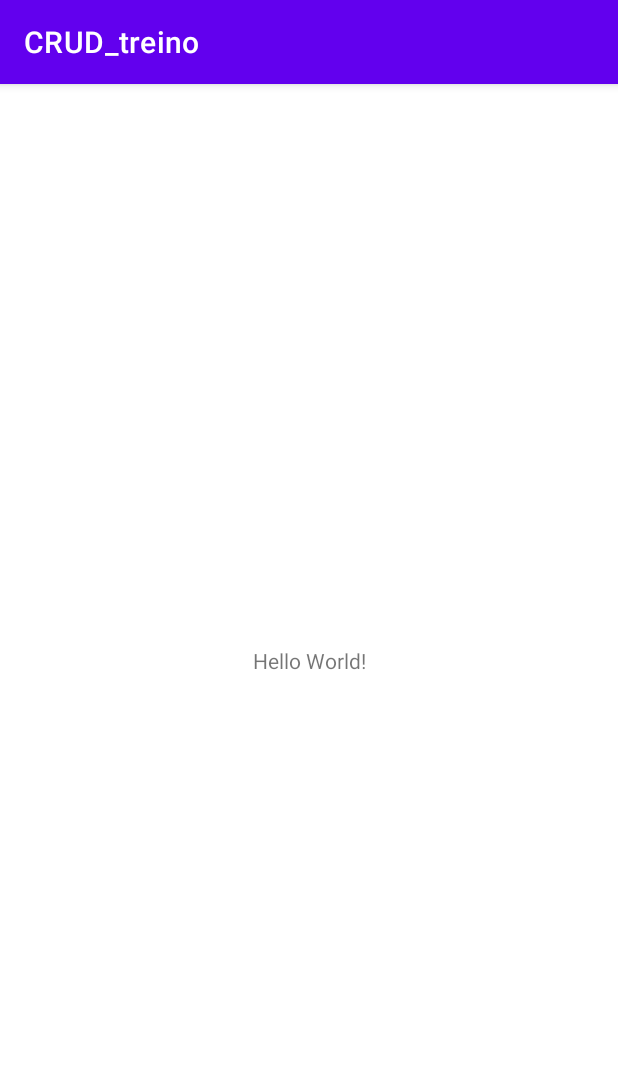
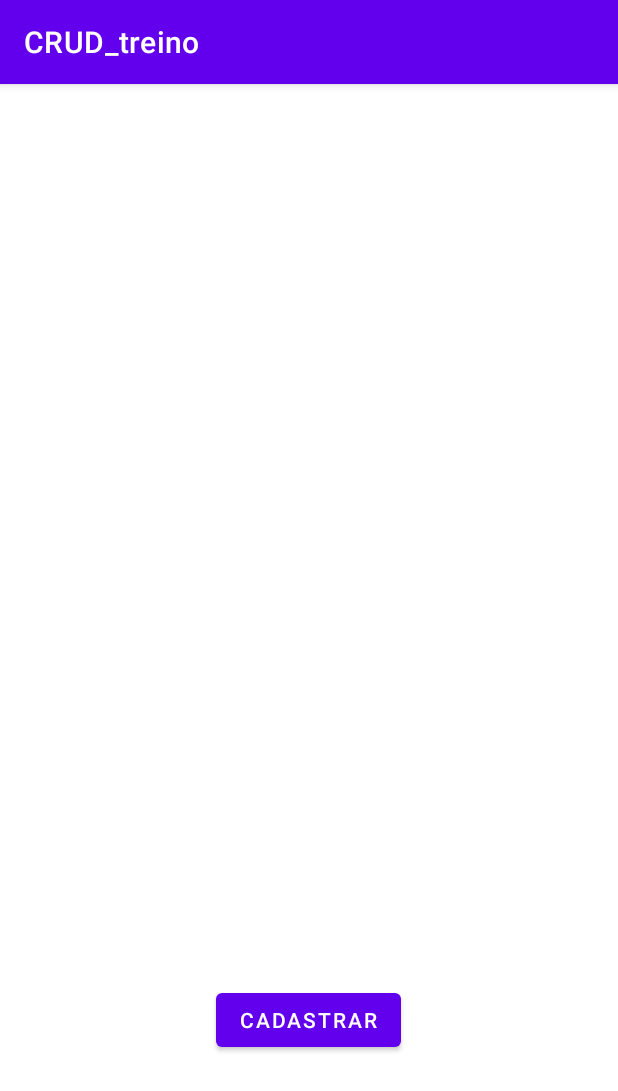
Before and after one commit to MarioJambo/Tl1FormRepos, an Android app: the screen it shows after launch (MainActivity), on a phone screen of 412 x 824 dp. Shown: the top 1091 px of the screen. Run offline under Robolectric (Android 15) with nearby library versions, the phone set to English and light mode, and no system bars.

Commit message:
fiz layout e criei o método de inserção

```diff
--- a/CRUD_treino/app/src/main/java/mz/ac/isutc/i33/crud_treino/MainActivity.java
+++ b/CRUD_treino/app/src/main/java/mz/ac/isutc/i33/crud_treino/MainActivity.java
@@ -2,13 +2,39 @@ package mz.ac.isutc.i33.crud_treino;
 
 import androidx.appcompat.app.AppCompatActivity;
 
+import android.database.sqlite.SQLiteDatabase;
 import android.os.Bundle;
 
 public class MainActivity extends AppCompatActivity {
+
+    private SQLiteDatabase bancoDados;
 
     @Override
     protected void onCreate(Bundle savedInstanceState) {
         super.onCreate(savedInstanceState);
         setContentView(R.layout.activity_main);
+
+        criarBancoDados();
+        listarDados();
+    }
+
+
+
+
+    //Método que cria a tabela na base de dados
+    private void criarBancoDados() {
+
+        try{
+            bancoDados  = openOrCreateDatabase("CrudApp",MODE_PRIVATE, null);
+            bancoDados.execSQL("CREATE TABLE IF NOT EXISTS pessoas("  +
+                    "id INTEGER PRIMARY KEY AUTOINCREMENT"+", nome VARCHAR)");
+            bancoDados.close();
+        }catch (Exception e){
+            e.printStackTrace();
+        }
+    }
+
+    private void listarDados() {
+
     }
 }
--- a/CRUD_treino/app/src/main/res/layout/activity_main.xml
+++ b/CRUD_treino/app/src/main/res/layout/activity_main.xml
@@ -1,18 +1,38 @@
 <?xml version="1.0" encoding="utf-8"?>
-<androidx.constraintlayout.widget.ConstraintLayout xmlns:android="http://schemas.android.com/apk/res/android"
+<RelativeLayout xmlns:android="http://schemas.android.com/apk/res/android"
     xmlns:app="http://schemas.android.com/apk/res-auto"
     xmlns:tools="http://schemas.android.com/tools"
     android:layout_width="match_parent"
     android:layout_height="match_parent"
     tools:context=".MainActivity">
 
-    <TextView
+   <LinearLayout
+    android:layout_width="match_parent"
+    android:layout_height="wrap_content"
+    android:orientation="vertical"
+    >
+    <ListView
+        android:id="@+id/listaDados"
+        android:layout_width="match_parent"
+        android:layout_height="502dp" />
+
+   </LinearLayout>
+
+
+<LinearLayout
+    android:layout_width="match_parent"
+    android:layout_height="wrap_content"
+    android:orientation="vertical"
+    android:gravity="center_horizontal"
+    android:layout_marginTop="600dp"
+    >
+
+    <Button
+        android:id="@+id/btCadastrar"
         android:layout_width="wrap_content"
         android:layout_height="wrap_content"
-        android:text="Hello World!"
-        app:layout_constraintBottom_toBottomOf="parent"
-        app:layout_constraintEnd_toEndOf="parent"
-        app:layout_constraintStart_toStartOf="parent"
-        app:layout_constraintTop_toTopOf="parent" />
 
-</androidx.constraintlayout.widget.ConstraintLayout>
+        android:text="Cadastrar" />
+
+</LinearLayout>
+</RelativeLayout>
```
